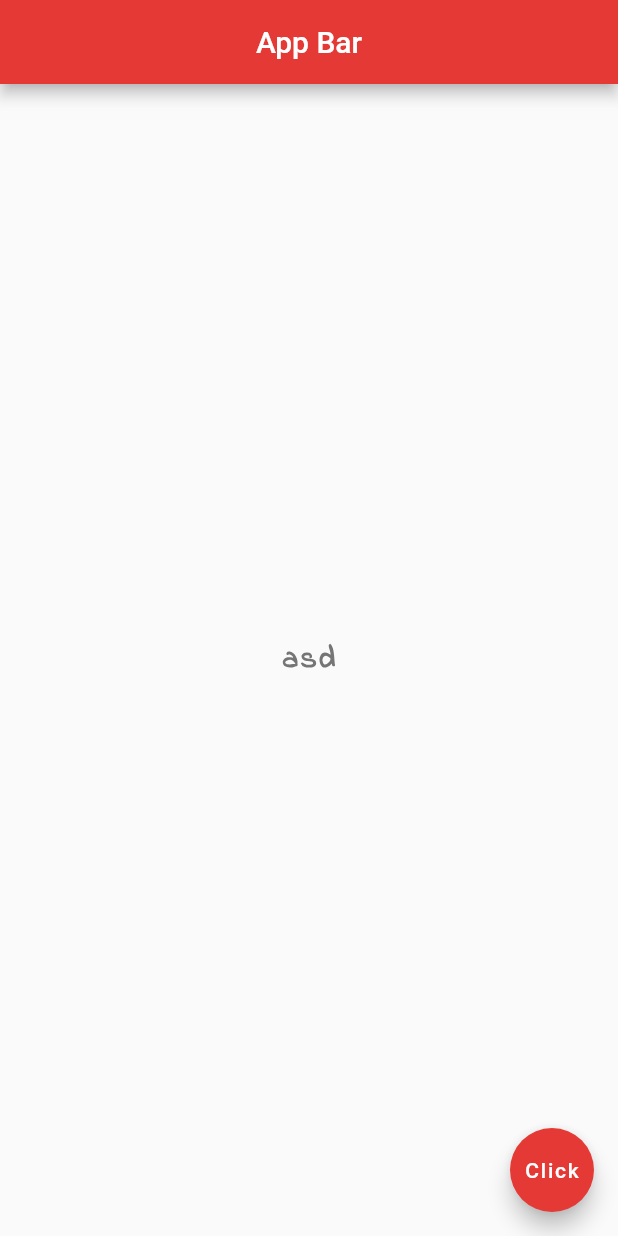
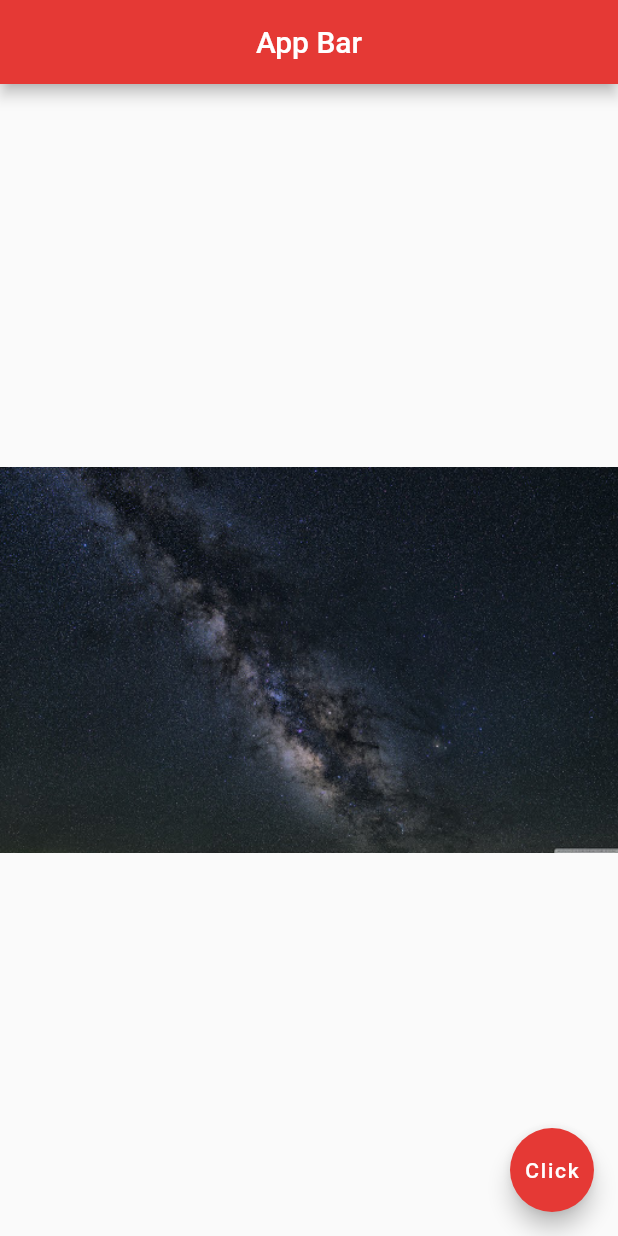
Before and after one commit to hitnei/learn-flutter, a Flutter app: the screen it shows after launch, on a phone screen of 412 x 824 dp. Run offline on Flutter 3.47's test engine with Material 2 defaults, Android fonts, the phone set to English and light mode, and no system bars.

Commit message:
assets image

```diff
--- a/lib/main.dart
+++ b/lib/main.dart
@@ -14,16 +14,9 @@ class Home extends StatelessWidget {
         backgroundColor: Colors.red[600],
       ),
       body: Center(
-        child: Text(
-          'asd',
-          style: TextStyle(
-            fontSize: 20,
-            fontWeight: FontWeight.bold,
-            letterSpacing: 2,
-            color: Colors.grey[600],
-            fontFamily: 'IndieFlower',
-          ),
-        ),
+        child: Image(
+          image: AssetImage('assets/space-02.jpg'),
+        )
       ),
       floatingActionButton: FloatingActionButton(
         child: Text('Click'),
--- a/pubspec.yaml
+++ b/pubspec.yaml
@@ -45,9 +45,8 @@ flutter:
   uses-material-design: true
 
   # To add assets to your application, add an assets section, like this:
-  # assets:
-  #   - images/a_dot_burr.jpeg
-  #   - images/a_dot_ham.jpeg
+  assets:
+    - assets/
 
   # An image asset can refer to one or more resolution-specific "variants", see
   # https://flutter.dev/assets-and-images/#resolution-aware.
```
Also changed, not shown: assets/space-01.jpg (added), assets/space-02.jpg (added), assets/space-03.jpg (added).
